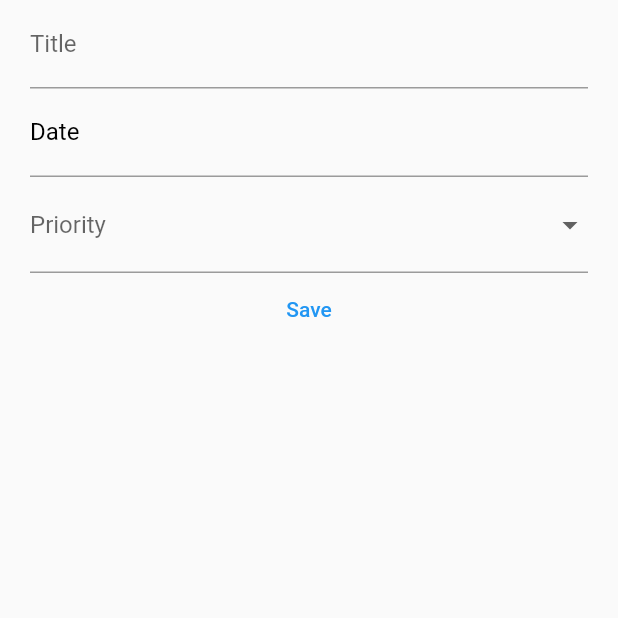
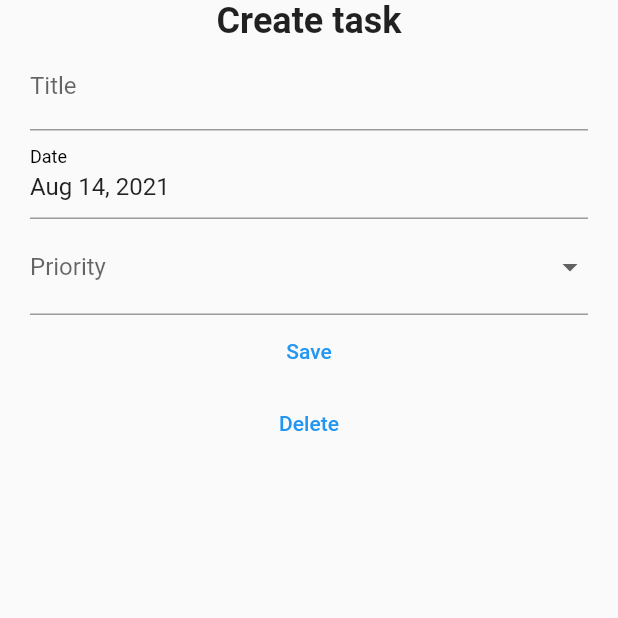
Before and after one commit to ZayniddinMamarasulov/todoapp, a Flutter app: the screen it shows after launch, after a tap on the "add" icon, on a phone screen of 412 x 824 dp, the top half of it. Run offline on Flutter 3.47's test engine with Material 2 defaults, Android fonts, the phone set to English and light mode, and no system bars; our stand-ins replace sqflite; accounts and stored records are empty.

Commit message:
changes from second stream

```diff
--- a/lib/add_task_screen.dart
+++ b/lib/add_task_screen.dart
@@ -5,8 +5,9 @@ import 'package:todoapp_live/task.dart';
 
 class AddTaskScreen extends StatefulWidget {
   final Function? updateTaskList;
+  final Task? task;
 
-  const AddTaskScreen({this.updateTaskList});
+  const AddTaskScreen({this.updateTaskList, this.task});
 
   @override
   _AddTaskScreenState createState() => _AddTaskScreenState();
@@ -42,12 +43,41 @@ class _AddTaskScreenState extends State<AddTaskScreen> {
 
       Task task = Task(title: _title, date: _date, priority: _priority);
 
-      // insert database
-      DatabaseHelper.instance.insertTask(task);
+      if (widget.task == null) {
+        // insert database
+        task.status = 0;
+        DatabaseHelper.instance.insertTask(task);
+      } else {
+        // update database logic
+        task.id = widget.task!.id;
+        task.status = widget.task!.status;
+        task.title = _title;
+        task.date = _date;
+        task.priority = _priority;
+        DatabaseHelper.instance.updateTask(task);
+      }
 
       if (widget.updateTaskList != null) widget.updateTaskList!();
       Navigator.pop(context);
     }
+  }
+
+  _delete() {
+    DatabaseHelper.instance.deleteTask(widget.task!.id);
+    widget.updateTaskList!();
+    Navigator.pop(context);
+  }
+
+  @override
+  void initState() {
+    super.initState();
+    if (widget.task != null) {
+      _title = widget.task!.title;
+      _date = widget.task!.date;
+      _priority = widget.task!.priority;
+    }
+
+    _dateController.text = _dateFormat.format(_date);
   }
 
   @override
@@ -59,6 +89,13 @@ class _AddTaskScreenState extends State<AddTaskScreen> {
           child: Container(
             child: Column(
               children: [
+                Text(
+                  widget.task == null ? 'Create task' : 'Update task',
+                  style: TextStyle(
+                    fontSize: 24.0,
+                    fontWeight: FontWeight.bold,
+                  ),
+                ),
                 Form(
                   key: _formKey,
                   child: Column(
@@ -69,6 +106,7 @@ class _AddTaskScreenState extends State<AddTaskScreen> {
                         validator: (input) => input!.trim().isEmpty
                             ? 'Please, enter task title'
                             : null,
+                        initialValue: _title,
                       ),
                       TextFormField(
                         readOnly: true,
@@ -103,6 +141,7 @@ class _AddTaskScreenState extends State<AddTaskScreen> {
                   ),
                 ),
                 TextButton(onPressed: _submit, child: Text('Save')),
+                TextButton(onPressed: _delete, child: Text('Delete')),
               ],
             ),
           ),
--- a/lib/database_helper.dart
+++ b/lib/database_helper.dart
@@ -28,7 +28,7 @@ class DatabaseHelper {
     Directory dir = await getApplicationDocumentsDirectory();
     String path = dir.path + 'todo_list.db';
     final todoListDb =
-    await openDatabase(path, version: 1, onCreate: _createDb);
+        await openDatabase(path, version: 1, onCreate: _createDb);
     return todoListDb;
   }
 
@@ -64,8 +64,18 @@ class DatabaseHelper {
 
   Future<int?> updateTask(Task task) async {
     Database? db = await this.db;
-    final int? result = await db?.update(
-        taskTable, task.toMap(), where: '$colId = ?',whereArgs: [task.id]);
+    final int? result = await db?.update(taskTable, task.toMap(),
+        where: '$colId = ?', whereArgs: [task.id]);
+    return result;
+  }
+
+  Future<int?> deleteTask(int? id) async {
+    Database? db = await this.db;
+    final int? result = await db?.delete(
+      taskTable,
+      where: '$colId = ?',
+      whereArgs: [id],
+    );
     return result;
   }
 }
--- a/lib/task_list_screen.dart
+++ b/lib/task_list_screen.dart
@@ -17,8 +17,14 @@ class _TaskListSreenState extends State<TaskListScreen> {
 
   Widget _buildItem(Task task) {
     return Container(
-      color: Colors.amber,
       child: ListTile(
+        onTap: () => Navigator.push(
+            context,
+            MaterialPageRoute(
+                builder: (_) => AddTaskScreen(
+                      updateTaskList: _updateTaskList,
+                      task: task,
+                    ))),
         title: Text(task.title!,
             style: TextStyle(
                 decoration: task.status == 0
@@ -72,12 +78,26 @@ class _TaskListSreenState extends State<TaskListScreen> {
               return ListView.builder(
                   itemCount: snapshot.data.length + 1,
                   itemBuilder: (BuildContext context, int index) {
+                    final int completedTaskCount = snapshot.data
+                        .where((Task task) => task.status == 1)
+                        .toList()
+                        .length;
                     if (index == 0) {
                       return Container(
-                        child: Text(
-                          'My tasks',
-                          style: TextStyle(
-                              fontSize: 40.0, fontWeight: FontWeight.bold),
+                        child: Row(
+                          children: [
+                            Text(
+                              'My tasks',
+                              style: TextStyle(
+                                  fontSize: 40.0, fontWeight: FontWeight.bold),
+                            ),
+                            SizedBox(width: 10.0),
+                            Text(
+                              '$completedTaskCount / ${snapshot.data.length}',
+                              style: TextStyle(
+                                  fontSize: 28.0, fontWeight: FontWeight.bold),
+                            ),
+                          ],
                         ),
                       );
                     } else
```
